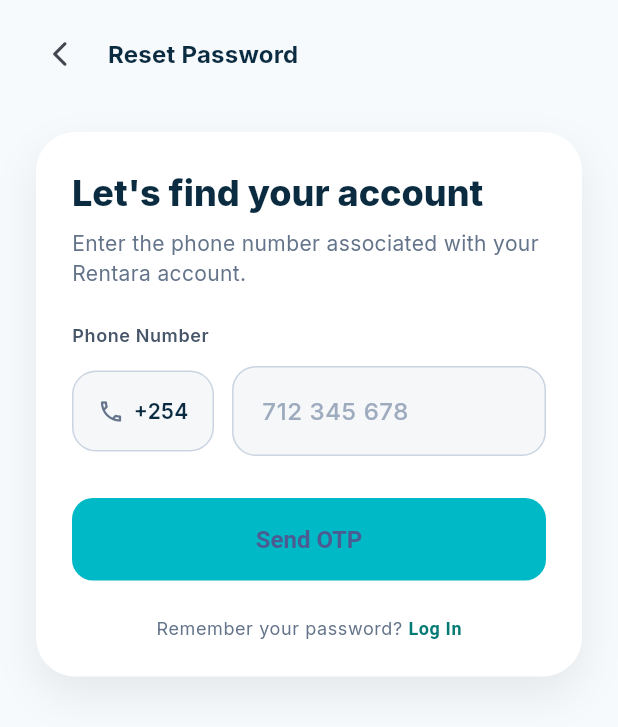
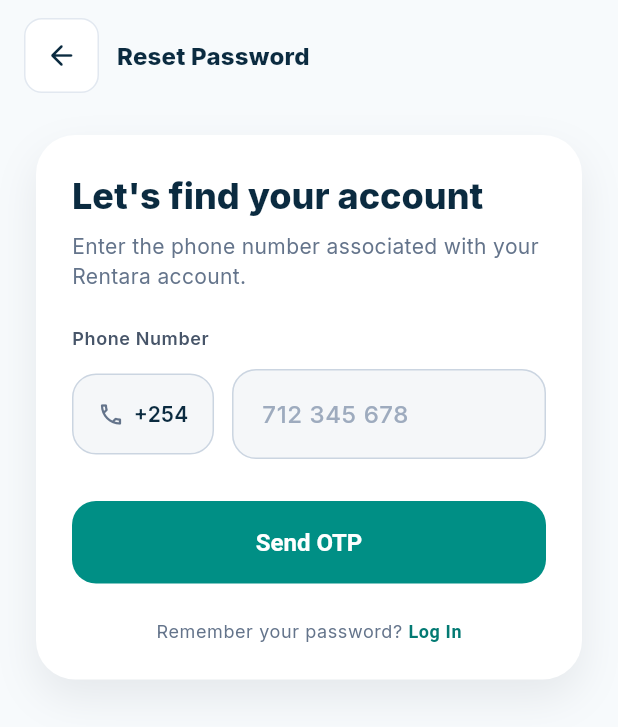
Before and after one commit to sostinewaliaula/rentara, a Flutter app: the ForgotPasswordScreen screen opened by its route, on a phone screen of 412 x 824 dp. Shown: the top 727 px of the screen. Run offline on Flutter 3.47's test engine with Material 3 defaults, Android fonts, the phone set to English and light mode, and no system bars; our stand-ins replace dio, flutter_riverpod, flutter_secure_storage, go_router, google_fonts, riverpod_annotation; accounts and stored records are empty; generated files the repository leaves out were written again.

Commit message:
updated the reset password page

```diff
--- a/mobile/lib/features/auth/presentation/screens/forgot_password_screen.dart
+++ b/mobile/lib/features/auth/presentation/screens/forgot_password_screen.dart
@@ -40,15 +40,22 @@ class _ForgotPasswordScreenState extends State<ForgotPasswordScreen> {
               padding: const EdgeInsets.symmetric(horizontal: 16, vertical: 12),
               child: Row(
                 children: [
-                  IconButton(
-                    icon: const Icon(Icons.arrow_back_ios_new_rounded, size: 20),
-                    onPressed: () => Navigator.of(context).pop(),
+                  Container(
+                    decoration: BoxDecoration(
+                      borderRadius: BorderRadius.circular(12),
+                      border: Border.all(color: const Color(0xFFE2E8F0)),
+                      color: Colors.white,
+                    ),
+                    child: IconButton(
+                      icon: const Icon(Icons.arrow_back_rounded, size: 22, color: Color(0xFF0B2B40)),
+                      onPressed: () => Navigator.of(context).pop(),
+                    ),
                   ),
-                  const SizedBox(width: 8),
+                  const SizedBox(width: 12),
                   Text(
                     'Reset Password',
                     style: Theme.of(context).textTheme.titleMedium?.copyWith(
-                          fontWeight: FontWeight.w700,
+                          fontWeight: FontWeight.w800,
                           color: const Color(0xFF0B2B40),
                         ),
                   ),
@@ -109,9 +116,7 @@ class _ForgotPasswordScreenState extends State<ForgotPasswordScreen> {
                                   decoration: BoxDecoration(
                                     color: const Color(0xFFF5F7F9),
                                     borderRadius: BorderRadius.circular(16),
-                                    border: const Border.fromBorderSide(
-                                      BorderSide(color: Color(0xFFCBD5E1)),
-                                    ),
+                                    border: Border.all(color: const Color(0xFFCBD5E1)),
                                   ),
                                   child: const Row(
                                     children: [
@@ -150,15 +155,15 @@ class _ForgotPasswordScreenState extends State<ForgotPasswordScreen> {
                                       contentPadding: const EdgeInsets.symmetric(horizontal: 16, vertical: 18),
                                       border: OutlineInputBorder(
                                         borderRadius: BorderRadius.circular(16),
-                                        borderSide: const BorderSide(color: Color(0xFFCBD5E1)),
+                                      borderSide: const BorderSide(color: Color(0xFFCBD5E1)),
                                       ),
                                       enabledBorder: OutlineInputBorder(
                                         borderRadius: BorderRadius.circular(16),
-                                        borderSide: const BorderSide(color: Color(0xFFCBD5E1)),
+                                      borderSide: const BorderSide(color: Color(0xFFCBD5E1)),
                                       ),
                                       focusedBorder: OutlineInputBorder(
                                         borderRadius: BorderRadius.circular(16),
-                                        borderSide: const BorderSide(color: Color(0xFF0EA5E9), width: 1.6),
+                                      borderSide: const BorderSide(color: Color(0xFF037A73), width: 1.6),
                                       ),
                                     ),
                                     validator: (value) {
@@ -175,17 +180,24 @@ class _ForgotPasswordScreenState extends State<ForgotPasswordScreen> {
                             ElevatedButton(
                               onPressed: _handleSendOtp,
                               style: ElevatedButton.styleFrom(
-                                backgroundColor: const Color(0xFF00B9C6),
+                                backgroundColor: const Color(0xFF008F85),
                                 padding: const EdgeInsets.symmetric(vertical: 18),
                                 shape: RoundedRectangleBorder(
-                                  borderRadius: BorderRadius.circular(14),
+                                  borderRadius: BorderRadius.circular(16),
                                 ),
                                 textStyle: const TextStyle(
                                   fontSize: 16,
                                   fontWeight: FontWeight.w700,
+                                  color: Colors.white,
                                 ),
                               ),
-                              child: const Text('Send OTP'),
+                              child: const Text(
+                                'Send OTP',
+                                style: TextStyle(
+                                  color: Colors.white,
+                                  fontWeight: FontWeight.w700,
+                                ),
+                              ),
                             ),
                             const SizedBox(height: 24),
                             Center(
```
